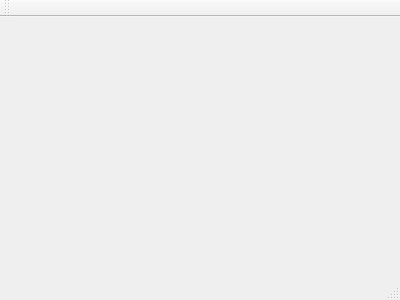
Old version of the form mainwindow.ui in the repository floatflower/osCourse_pageElimination.
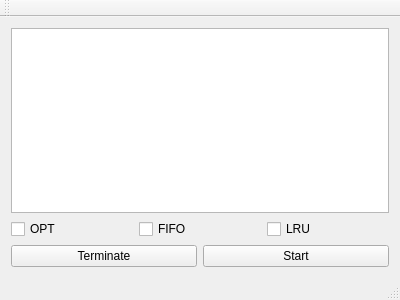
New version of the form.

Commit message: Finished! Implement OPT/FIFO/LRU dispatching algorithm.

Diff of the .ui file:
```diff
--- a/mainwindow.ui
+++ b/mainwindow.ui
@@ -12,13 +12,85 @@
   <property name="windowTitle" >
    <string>MainWindow</string>
   </property>
-  <widget class="QMenuBar" name="menuBar" />
-  <widget class="QToolBar" name="mainToolBar" />
-  <widget class="QWidget" name="centralWidget" />
-  <widget class="QStatusBar" name="statusBar" />
+  <widget class="QWidget" name="centralWidget">
+   <layout class="QVBoxLayout" name="verticalLayout_2">
+    <item>
+     <layout class="QVBoxLayout" name="verticalLayout">
+      <item>
+       <widget class="QTableWidget" name="pageTable">
+        <property name="editTriggers">
+         <set>QAbstractItemView::NoEditTriggers</set>
+        </property>
+       </widget>
+      </item>
+     </layout>
+    </item>
+    <item>
+     <layout class="QHBoxLayout" name="horizontalLayout">
+      <item>
+       <widget class="QCheckBox" name="optCheck">
+        <property name="text">
+         <string>OPT</string>
+        </property>
+       </widget>
+      </item>
+      <item>
+       <widget class="QCheckBox" name="fifoCheck">
+        <property name="text">
+         <string>FIFO</string>
+        </property>
+       </widget>
+      </item>
+      <item>
+       <widget class="QCheckBox" name="lruCheck">
+        <property name="text">
+         <string>LRU</string>
+        </property>
+       </widget>
+      </item>
+     </layout>
+    </item>
+    <item>
+     <layout class="QHBoxLayout" name="horizontalLayout_2">
+      <item>
+       <widget class="QPushButton" name="terminateButton">
+        <property name="text">
+         <string>Terminate</string>
+        </property>
+       </widget>
+      </item>
+      <item>
+       <widget class="QPushButton" name="startButton">
+        <property name="text">
+         <string>Start</string>
+        </property>
+       </widget>
+      </item>
+     </layout>
+    </item>
+   </layout>
+  </widget>
+  <widget class="QMenuBar" name="menuBar">
+   <property name="geometry">
+    <rect>
+     <x>0</x>
+     <y>0</y>
+     <width>400</width>
+     <height>16</height>
+    </rect>
+   </property>
+  </widget>
+  <widget class="QToolBar" name="mainToolBar">
+   <attribute name="toolBarArea">
+    <enum>TopToolBarArea</enum>
+   </attribute>
+   <attribute name="toolBarBreak">
+    <bool>false</bool>
+   </attribute>
+  </widget>
+  <widget class="QStatusBar" name="statusBar"/>
  </widget>
- <layoutDefault spacing="6" margin="11" />
- <pixmapfunction></pixmapfunction>
+ <layoutdefault spacing="6" margin="11"/>
  <resources/>
  <connections/>
 </ui>
```
Left out of the diff: 7 changed lines with no effect on the pictures. The commit also changes 13 other files.
